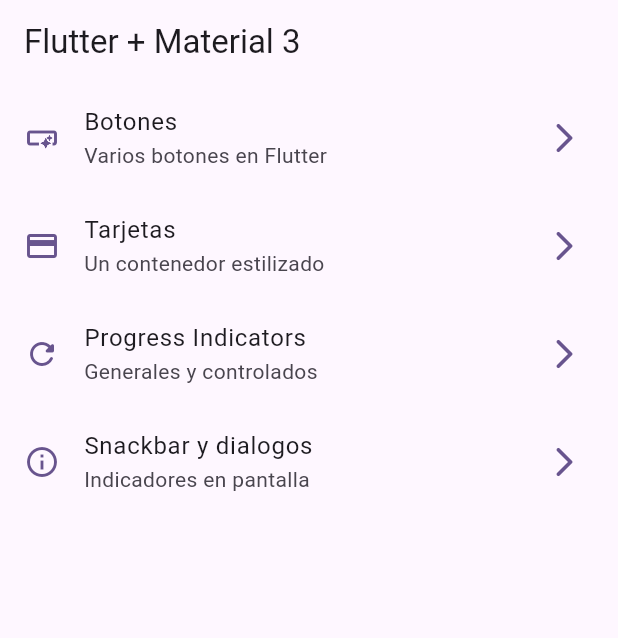
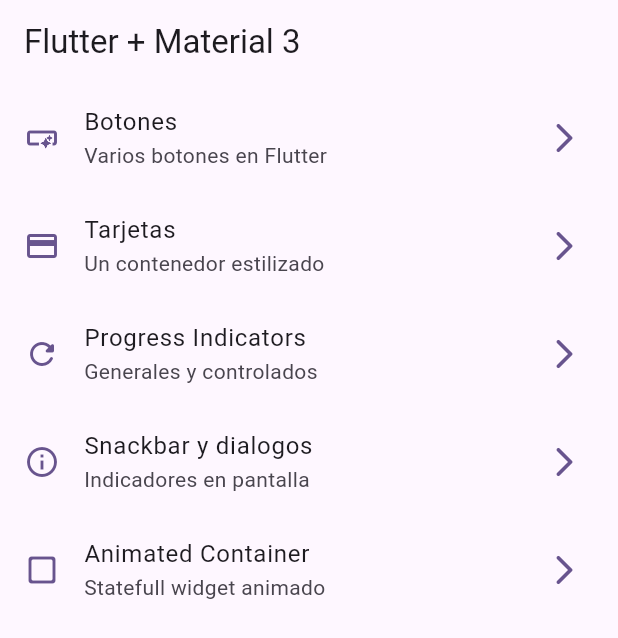
Before and after one commit to Zetien/widgetsappz, a Flutter app: the screen it shows after launch, on a phone screen of 412 x 824 dp. Shown: the top 638 px of the screen. Run offline on Flutter 3.47's test engine with Material 3 defaults, Android fonts, the phone set to English and light mode, and no system bars; our stand-ins replace go_router.

Commit message:
animated container listo

```diff
--- a/lib/config/menu/memu_items.dart
+++ b/lib/config/menu/memu_items.dart
@@ -43,5 +43,10 @@ const appMenuItems = <MenuItem>[
     link: '/snackbars',
     icon: Icons.info_outline
   ),
-
+  MenuItem(
+    title: 'Animated Container',
+    subTitle: 'Statefull widget animado',
+    link: '/animated',
+    icon: Icons.check_box_outline_blank_rounded
+  ),
 ];
--- a/lib/config/router/app_router.dart
+++ b/lib/config/router/app_router.dart
@@ -28,10 +28,17 @@ final appRouter = GoRouter(
       builder: (context, state) => const ProgressScreen(),
     ),
 
-      GoRoute(
+    GoRoute(
       path: '/snackbars',
       name: SnackbarScreen.name,
       builder: (context, state) => const SnackbarScreen(),
-    )
+    ),
+
+     GoRoute(
+      path: '/animated',
+      name: AnimatedScreen.name,
+      builder: (context, state) => const AnimatedScreen(),
+    ),
+
   ]
 );
```
Also changed, not shown: lib/presentation/screens/animated/animated_screen.dart (+48 -2 lines).
